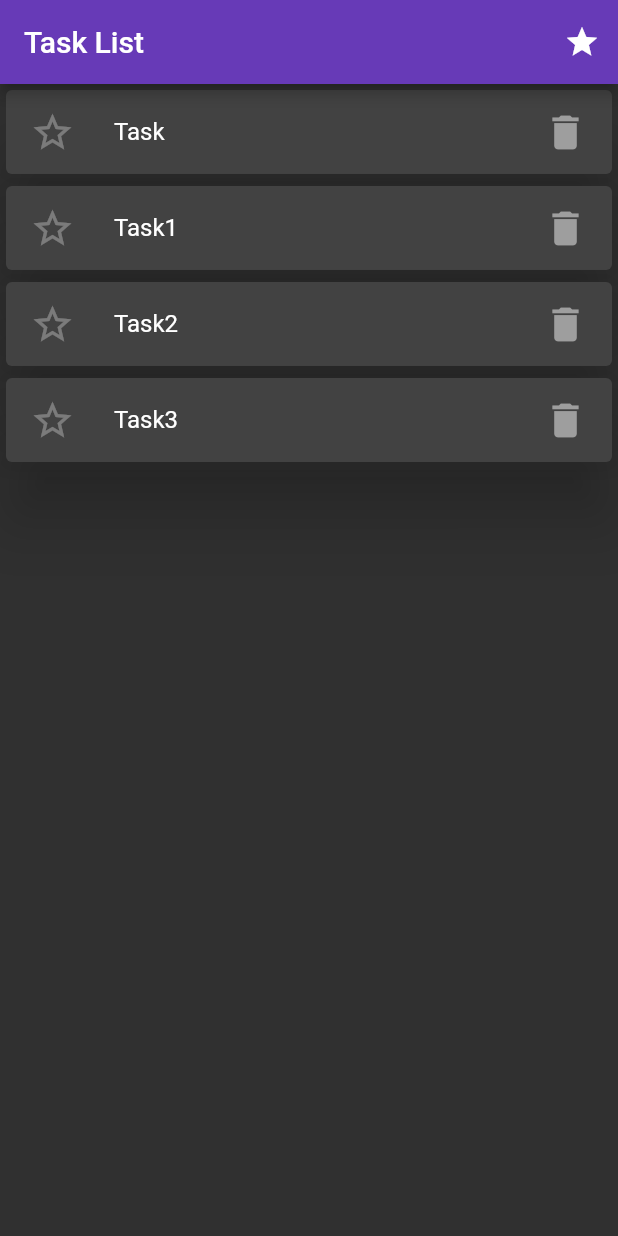
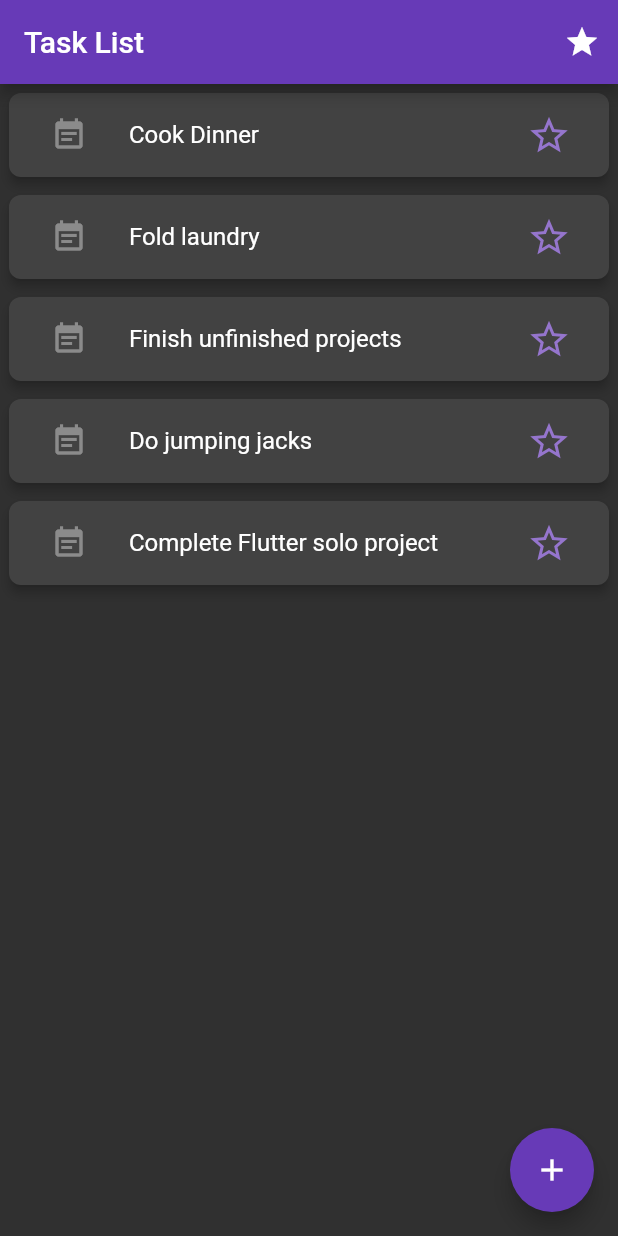
Before and after one commit to Chase00/FlutterTasks, a Flutter app: the screen it shows after launch, on a phone screen of 412 x 824 dp. Run offline on Flutter 3.47's test engine with Material 2 defaults, Android fonts, the phone set to English and light mode, and no system bars.

Commit message:
Adding tasks, completing tasks, and the completed task history page

```diff
--- a/lib/main.dart
+++ b/lib/main.dart
@@ -4,7 +4,7 @@ void main() => runApp(MaterialApp(
   theme: ThemeData(
     brightness: Brightness.dark,
     primaryColor: Colors.deepPurple,
-    accentColor: Colors.blueAccent,
+    accentColor: Colors.deepPurple,
   ),
   home: MyApp(),
 ));
@@ -17,60 +17,104 @@ class MyApp extends StatefulWidget {
 class _MyAppState extends State<MyApp> {
   List tasks = List();
   List saved = List();
+  String input = "";
 
   @override
   void initState() {
-    tasks.add("Task");
-    tasks.add("Task1");
-    tasks.add("Task2");
-    tasks.add("Task3");
+    tasks.add("Cook Dinner");
+    tasks.add("Fold laundry");
+    tasks.add("Finish unfinished projects");
+    tasks.add("Do jumping jacks");
+    tasks.add("Complete Flutter solo project");
   }
 
-  @override
   Widget build(BuildContext context) {
     return Scaffold(
       appBar: AppBar(
         title: Text("Task List"),
         actions: <Widget>[
-          IconButton(icon: Icon(Icons.star), onPressed: _pushSaved),
+          IconButton(icon: Icon(Icons.star), onPressed: _pushStarred),
         ],
       ),
+      floatingActionButton: FloatingActionButton(
+        onPressed: () {
+          showDialog(
+            context: context,
+            builder: (BuildContext context) {
+              return AlertDialog(
+                shape: RoundedRectangleBorder(borderRadius:
+                BorderRadius.circular(8)),
+                title: Text("Add Task"),
+                content: TextField(
+                  onChanged: (String value) {
+                    input = value;
+                  },
+                ),
+                actions: <Widget>[
+                  FlatButton(
+                    onPressed: () {
+                      setState(() {
+                        tasks.add(input);
+                      });
+                      Navigator.of(context).pop();
+                    },
+                  child: Text("Add"))
+                ],
+              );
+            }
+          );
+        },
+        child: Icon(
+          Icons.add,
+          color: Colors.white,
+        ),
+      ),
       body: ListView.builder(
-          itemCount: tasks.length,
-          itemBuilder: (BuildContext content, int index) {
-            return Card(
-                elevation: 20,
-                child: ListTile(
-                  leading: Icon(
-                    Icons.star_border,
-                    size: 30,
+        itemCount: tasks.length,
+        itemBuilder: (BuildContext context, int index) {
+          return Dismissible(
+            key: Key(tasks[index]),
+            child: Card(
+              elevation: 3,
+              margin: EdgeInsets.all(6),
+              shape: RoundedRectangleBorder(borderRadius:
+              BorderRadius.circular(8)),
+              child: ListTile(
+                title: Text(tasks[index]),
+                  leading: IconButton(
+                    icon: Icon(Icons.event_note),
                     color: Colors.white30,
                   ),
-                  trailing: Icon(
-                    Icons.delete,
-                    size: 30,
-                    color: Colors.grey,
-                  ),
-                  title: Text(tasks[index]),
-//                  onTap: () {
-//                    Navigator.push(context, MaterialPageRoute(
-//                        builder: (context) => ClassInfo(classInfo: course.getCode(index),)));
-//                  },
-                )
-            );
-          }),
+                trailing: IconButton(
+                  icon: Icon(Icons.star_border),
+                  color: Colors.deepPurple[300],
+                  iconSize: 30,
+                  onPressed: () {
+                    setState(() {
+                      saved.add(tasks[index]);
+                      tasks.removeAt(index);
+                    });
+                  },
+                ),
+              )
+            )
+          );
+        },
+      )
     );
   }
-  void _pushSaved() {
+  void _pushStarred() {
     Navigator.of(context).push(
       MaterialPageRoute<void>(
         builder: (BuildContext context) {
           final Iterable<ListTile> tiles = saved.map(
-                (tasks) {
+                (text) {
               return ListTile(
-                title: Text(
-                  tasks,
+                leading: IconButton(
+                  icon: Icon(Icons.check),
+                  color: Colors.green,
                 ),
+                title: Text(text),
               );
             },
           );
@@ -81,12 +125,11 @@ class _MyAppState extends State<MyApp> {
           ).toList();
           return Scaffold(
             appBar: AppBar(
-              title: Text('Priority Tasks'),
+              title: Text('Completed Tasks'),
             ),
             body: ListView(children: divided),
           );
         },
       ),
     );
-  }
-}
+}}
```
